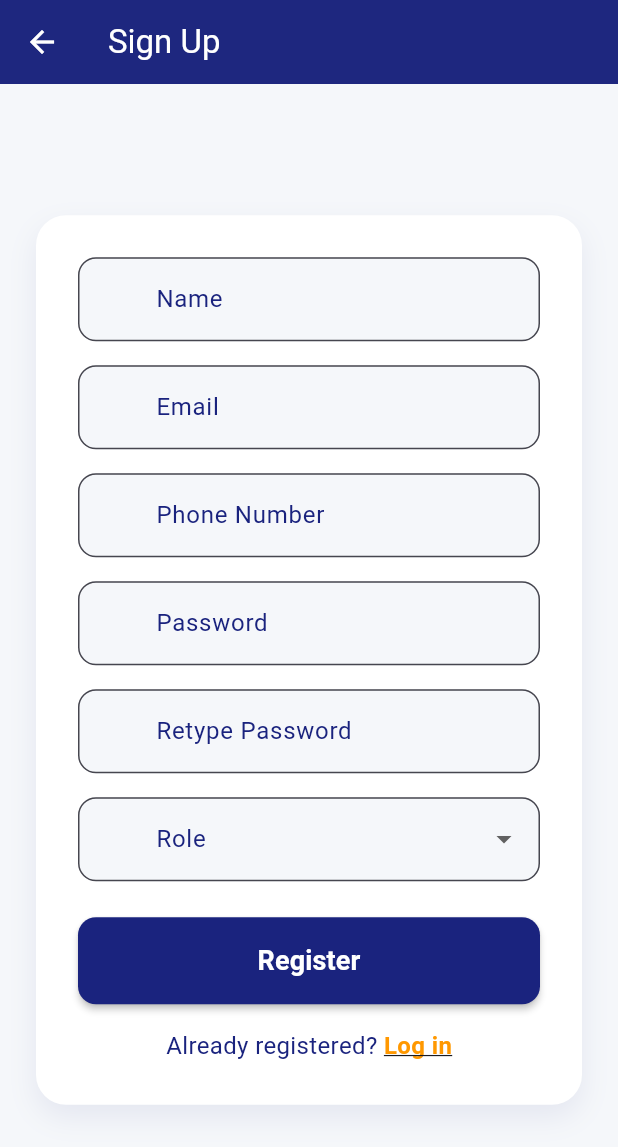
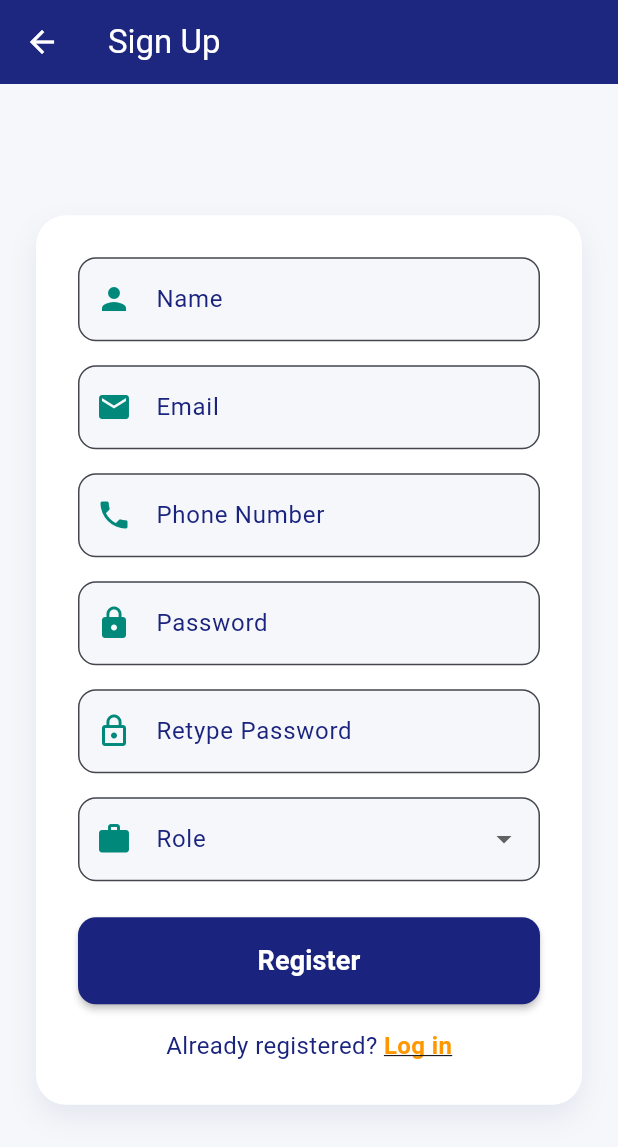
Before and after one commit to amala-26/workshop-gig-app, a Flutter app: the SignUpPage screen opened by its route, on a phone screen of 412 x 824 dp. Shown: the top 1147 px of the screen. Run offline on Flutter 3.47's test engine with Material 3 defaults, Android fonts, the phone set to English and light mode, and no system bars; our stand-ins replace cloud_firestore, firebase_auth, firebase_core; accounts and stored records are empty; Roboto replaces fonts that are missing (Montserrat).

```diff
--- a/lib/main.dart
+++ b/lib/main.dart
@@ -337,7 +337,7 @@ class _SignUpPageState extends State<SignUpPage> {
     final Color accentColor = const Color(0xFFFF9800);
     final Color backgroundColor = const Color(0xFFF5F7FA);
     final Color cardColor = Colors.white;
-    final Color tealColor = const Color(0xFFF5F7FA);
+    final Color tealColor = const Color(0xFF00897B);
 
     return Scaffold(
       backgroundColor: backgroundColor,
```
